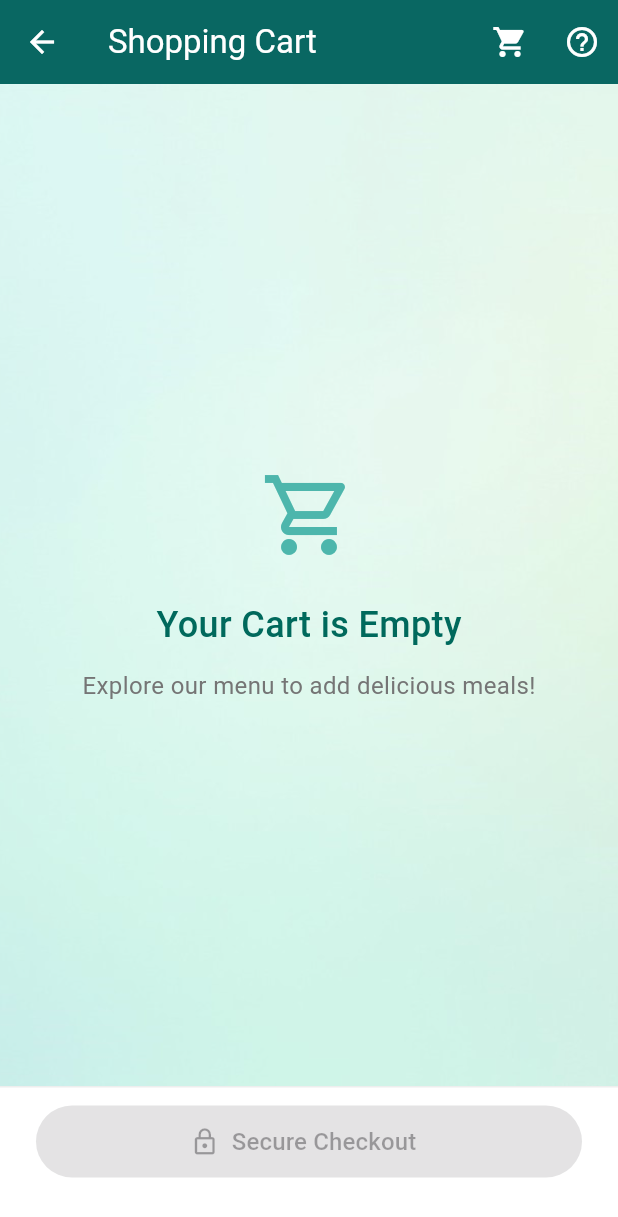
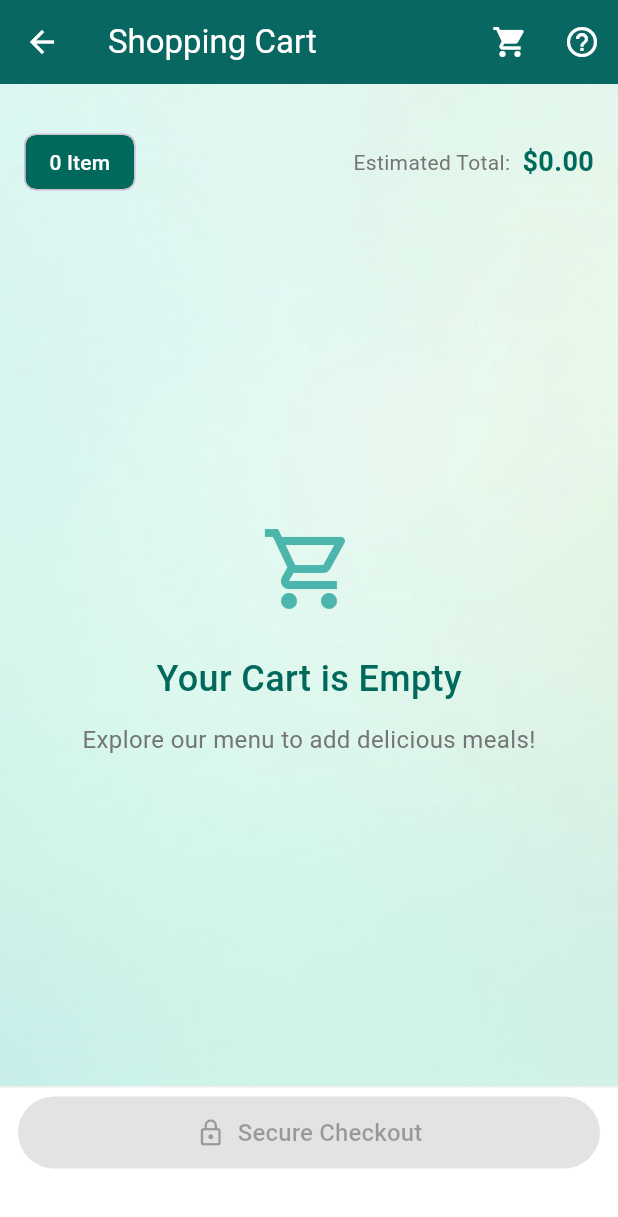
Before and after one commit to Chwezi-Creatives/ZINZI, a Flutter app: the FavoritesScreen screen opened directly, after a tap on the "shopping cart" icon, on a phone screen of 412 x 824 dp. Shown: the top 1217 px of the screen. Run offline on Flutter 3.47's test engine with Material 3 defaults, Android fonts, the light colour scheme and no system bars; our stand-ins replace fl_chart, flutter_dotenv, shared_preferences, webview_flutter; missing offline and left inert: flutter_stripe; accounts and stored records are empty.

Commit message:
modeled the shopping cart to expect best served with data along the main meal being added to cart. implemented functions/methods of thi class to enable this to happen

```diff
--- a/lib/cart.dart
+++ b/lib/cart.dart
@@ -4,13 +4,12 @@ import 'package:zinzi2/checkout.dart';
 class ShoppingCart {
   static List<Map<String, dynamic>> items = [];
 
-  static void addItem(String title, double price, {int quantity = 1}) {
-    final existingItemIndex =
-        items.indexWhere((item) => item['title'] == title);
+  static void addItem(String title, double price, {int quantity = 1, List<Map<String, dynamic>>? bestServedWith, required selectedChef}) {
+    final existingItemIndex = items.indexWhere((item) => item['title'] == title);
     if (existingItemIndex != -1) {
       items[existingItemIndex]['quantity'] += quantity;
     } else {
-      items.add({'title': title, 'price': price, 'quantity': quantity});
+      items.add({'title': title, 'price': price, 'quantity': quantity, 'bestServedWith': bestServedWith});
     }
   }
 
@@ -19,8 +18,7 @@ class ShoppingCart {
   }
 
   static double getTotal() {
-    return items.fold(
-        0, (sum, item) => sum + (item['price'] * item['quantity']));
+    return items.fold(0, (sum, item) => sum + (item['price'] * item['quantity']));
   }
 
   static void clearCart() {
@@ -32,8 +30,7 @@ class ShoppingCart {
   }
 
   static void updateQuantity(String title, int newQuantity) {
-    final existingItemIndex =
-        items.indexWhere((item) => item['title'] == title);
+    final existingItemIndex = items.indexWhere((item) => item['title'] == title);
     if (existingItemIndex != -1) {
       if (newQuantity > 0) {
         items[existingItemIndex]['quantity'] = newQuantity;
@@ -54,7 +51,7 @@ class Favorites {
   }
 
   static void addToCart(String title, double price, {int quantity = 1}) {
-    ShoppingCart.addItem(title, price, quantity: quantity);
+    ShoppingCart.addItem(title, price, quantity: quantity, selectedChef: 'defaultChef');
   }
 
   static List<Map<String, dynamic>> getItems() {
@@ -68,6 +65,10 @@ class Favorites {
   static void removeItem(String title) {
     items.removeWhere((item) => item['title'] == title);
   }
+
+  static bool isFavorite(String title) {
+    return items.any((meal) => meal['title'] == title);
+  }
 }
 
 class ShoppingCartScreen extends StatefulWidget {
@@ -76,6 +77,8 @@ class ShoppingCartScreen extends StatefulWidget {
 }
 
 class _ShoppingCartScreenState extends State<ShoppingCartScreen> {
+  List<String> bestServedWithInCart = [];
+
   void _refreshCart() {
     setState(() {});
   }
@@ -97,9 +100,7 @@ class _ShoppingCartScreenState extends State<ShoppingCartScreen> {
             onPressed: () {
               Navigator.pushReplacement(
                 context,
-                MaterialPageRoute(
-                  builder: (context) => ShoppingCartScreen(),
-                ),
+                MaterialPageRoute(builder: (context) => ShoppingCartScreen()),
               );
             },
           ),
@@ -121,57 +122,22 @@ class _ShoppingCartScreenState extends State<ShoppingCartScreen> {
             ),
           ),
         ),
+        child: Padding(
+          padding: const EdgeInsets.all(16.0), // Matching MealDetailScreen
+          child: Column(
+            crossAxisAlignment: CrossAxisAlignment.start, // Aligning to start
+            children: [
+              _buildCartHeader(cartItems, totalAmount),
+              _buildBestServedWith(cartItems),
+              Expanded(
                 child: cartItems.isEmpty
-            ? Center(
-                child: Column(
-                  mainAxisAlignment: MainAxisAlignment.center,
-                  children: [
-                    Icon(Icons.shopping_cart_outlined,
-                        size: 64, color: Colors.teal[300]),
-                    SizedBox(height: 24),
-                    Text('Your Cart is Empty',
-                        style: TextStyle(
-                            fontSize: 24,
-                            fontWeight: FontWeight.w500,
-                            color: Colors.teal[800])),
-                    SizedBox(height: 12),
-                    Text('Explore our menu to add delicious meals!',
-                        style:
-                            TextStyle(fontSize: 16, color: Colors.grey[600])),
-                  ],
-                ),
-              )
-            : Column(
-                children: [
-                  Padding(
-                    padding: EdgeInsets.symmetric(vertical: 12, horizontal: 24),
-                    child: Row(
-                      children: [
-                        Chip(
-                          label: Text(
-                              '${cartItems.length} ${cartItems.length > 1 ? 'Items' : 'Item'}',
-                              style: TextStyle(color: Colors.white)),
-                          backgroundColor: Colors.teal[800],
-                        ),
-                        Spacer(),
-                        Text('Estimated Total:',
-                            style: TextStyle(color: Colors.grey[600])),
-                        SizedBox(width: 8),
-                        Text('\$${totalAmount.toStringAsFixed(2)}',
-                            style: TextStyle(
-                                fontSize: 18,
-                                fontWeight: FontWeight.bold,
-                                color: Colors.teal[800])),
-                      ],
-                    ),
-                  ),
-                  Expanded(
-                    child: ListView.separated(
-                      padding:
-                          EdgeInsets.symmetric(horizontal: 20, vertical: 12),
+                    ? _buildEmptyCart()
+                    : ListView.separated(
+                        shrinkWrap: true,
+                        physics: AlwaysScrollableScrollPhysics(),
+                        padding: EdgeInsets.symmetric(vertical: 12),
                         itemCount: cartItems.length,
-                      separatorBuilder: (context, index) =>
-                          Divider(height: 24, color: Colors.grey[200]),
+                        separatorBuilder: (context, index) => Divider(height: 24, color: Colors.grey[200]),
                         itemBuilder: (context, index) {
                           return _buildCartItemCard(cartItems[index], context);
                         },
@@ -180,9 +146,155 @@ class _ShoppingCartScreenState extends State<ShoppingCartScreen> {
             ],
           ),
         ),
-      bottomNavigationBar: Container(
+      ),
+      bottomNavigationBar: _buildCheckoutButton(cartItems),
+    );
+  }
+
+  Widget _buildEmptyCart() {
+    return Center(
+      child: Column(
+        mainAxisAlignment: MainAxisAlignment.center,
+        children: [
+          Icon(Icons.shopping_cart_outlined, size: 64, color: Colors.teal[300]),
+          SizedBox(height: 24),
+          Text(
+            'Your Cart is Empty',
+            style: TextStyle(fontSize: 24, fontWeight: FontWeight.w500, color: Colors.teal[800]),
+          ),
+          SizedBox(height: 12),
+          Text(
+            'Explore our menu to add delicious meals!',
+            style: TextStyle(fontSize: 16, color: Colors.grey[600]),
+          ),
+        ],
+      ),
+    );
+  }
+
+  Widget _buildCartHeader(List<Map<String, dynamic>> cartItems, double totalAmount) {
+    return Padding(
+      padding: const EdgeInsets.symmetric(vertical: 12), // Adjusted to match
+      child: Row(
+        children: [
+          Chip(
+            label: Text(
+              '${cartItems.length} ${cartItems.length > 1 ? 'Items' : 'Item'}',
+              style: TextStyle(color: Colors.white),
+            ),
+            backgroundColor: Colors.teal[800],
+          ),
+          Spacer(),
+          Text('Estimated Total:', style: TextStyle(color: Colors.grey[600])),
+          SizedBox(width: 8),
+          Text(
+            '\$${totalAmount.toStringAsFixed(2)}',
+            style: TextStyle(fontSize: 18, fontWeight: FontWeight.bold, color: Colors.teal[800]),
+          ),
+        ],
+      ),
+    );
+  }
+
+  Widget _buildBestServedWith(List<Map<String, dynamic>> cartItems) {
+    List<Map<String, dynamic>> bestServedWithItems = [];
+
+    for (var item in cartItems) {
+      if (item['bestServedWith'] != null && item['bestServedWith'].isNotEmpty) {
+        bestServedWithItems.addAll(item['bestServedWith']);
+      }
+    }
+
+    if (bestServedWithItems.isEmpty) {
+      return SizedBox.shrink();
+    }
+
+    return Padding(
+      padding: const EdgeInsets.all(8.0), // Adjusted padding
+      child: Column(
+        crossAxisAlignment: CrossAxisAlignment.start,
+        children: [
+          Text('Best Served With:', style: TextStyle(fontSize: 17, fontWeight: FontWeight.w600)),
+          SizedBox(height: 10),
+          SizedBox(
+            height: 130,
+            child: ListView.builder(
+              scrollDirection: Axis.horizontal,
+              itemCount: bestServedWithItems.length,
+              itemBuilder: (context, index) {
+                final item = bestServedWithItems[index];
+                bool isItemInCart = bestServedWithInCart.contains(item['title']);
+
+                return GestureDetector(
+                  onTap: () {
+                    setState(() {
+                      if (isItemInCart) {
+                        bestServedWithInCart.remove(item['title']);
+                        ShoppingCart.updateQuantity(item['title'], 0);
+                        ScaffoldMessenger.of(context).showSnackBar(SnackBar(content: Text('${item['title']} removed from cart!')));
+                      } else {
+                        bestServedWithInCart.add(item['title']);
+                        ShoppingCart.addItem(item['title'], item['price'], selectedChef: 'defaultChef');
+                        ScaffoldMessenger.of(context).showSnackBar(SnackBar(content: Text('${item['title']} added to cart!')));
+                      }
+                    });
+                  },
+                  child: Stack(
+                    children: [
+                      Container(
+                        width: 100,
+                        margin: EdgeInsets.only(right: 10),
+                        decoration: BoxDecoration(
+                          borderRadius: BorderRadius.circular(10),
+                          color: Colors.white,
+                          boxShadow: [BoxShadow(color: Colors.black12, blurRadius: 6, offset: Offset(0, 2))],
+                        ),
+                        child: Column(
+                          children: [
+                            ClipRRect(
+                              borderRadius: BorderRadius.vertical(top: Radius.circular(10)),
+                              child: Image.asset(item['image'], height: 75, width: 100, fit: BoxFit.cover),
+                            ),
+                            Padding(
+                              padding: const EdgeInsets.all(4.0),
+                              child: Text(item['title'], style: TextStyle(fontWeight: FontWeight.bold)),
+                            ),
+                            Text('\$${(item['price'] as double? ?? 0).toStringAsFixed(2)}', style: TextStyle(color: Colors.grey[600])),
+                          ],
+                        ),
+                      ),
+                      Positioned(
+                        right: 8,
+                        top: 8,
+                        child: Container(
+                          width: 30,
+                          height: 30,
+                          decoration: BoxDecoration(
+                            shape: BoxShape.circle,
+                            color: Colors.orange,
+                          ),
+                          child: Icon(
+                            isItemInCart ? Icons.check : Icons.add,
+                            color: Colors.white,
+                            size: 20,
+                          ),
+                        ),
+                      ),
+                    ],
+                  ),
+                );
+              },
+            ),
+          ),
+        ],
+      ),
+    );
+  }
+
+  Widget _buildCheckoutButton(List<Map<String, dynamic>> cartItems) {
+  return Container(
     height: 100,
-        padding: EdgeInsets.symmetric(horizontal: 24, vertical: 12),
+    padding: EdgeInsets.symmetric(horizontal: 12, vertical: 6), // Reduced vertical padding
     decoration: BoxDecoration(
       color: Colors.white,
       border: Border(top: BorderSide(color: Colors.grey[200]!)),
@@ -196,15 +308,14 @@ class _ShoppingCartScreenState extends State<ShoppingCartScreen> {
             backgroundColor: Colors.teal[800],
             foregroundColor: Colors.white,
             minimumSize: Size(double.infinity, 48),
+            padding: EdgeInsets.symmetric(horizontal: 16, vertical: 8), // Reduced vertical padding
             shape: RoundedRectangleBorder(
               borderRadius: BorderRadius.circular(25),
             ),
           ),
-              onPressed:
-                  cartItems.isNotEmpty ? () => _handleCheckout(context) : null,
+          onPressed: cartItems.isNotEmpty ? () => _handleCheckout(context) : null,
         ),
       ],
-        ),
     ),
   );
 }
@@ -222,34 +333,23 @@ class _ShoppingCartScreenState extends State<ShoppingCartScreen> {
         ),
         child: Icon(Icons.delete_forever, color: Colors.red[600], size: 32),
       ),
-      confirmDismiss: (direction) =>
-          _confirmItemRemoval(context, item['title']),
+      confirmDismiss: (direction) => _confirmItemRemoval(context, item['title']),
       child: Container(
         decoration: BoxDecoration(
           color: Colors.white,
           borderRadius: BorderRadius.circular(12),
-          boxShadow: [
-            BoxShadow(
-              color: Colors.black12,
-              blurRadius: 6,
-              offset: Offset(0, 2),
-            ),
-          ],
+          boxShadow: [BoxShadow(color: Colors.black12, blurRadius: 6, offset: Offset(0, 2))],
         ),
         child: ListTile(
           contentPadding: EdgeInsets.symmetric(horizontal: 16, vertical: 8),
-          leading: Icon(Icons.check_circle_outline,
-              color: Colors.teal[400], size: 28),
-          title: Text(item['title'],
-              style: TextStyle(fontSize: 16, fontWeight: FontWeight.w500)),
-          subtitle: Text('In Stock • Ready to Ship',
-              style: TextStyle(color: Colors.green[600], fontSize: 12)),
+          leading: Icon(Icons.check_circle_outline, color: Colors.teal[400], size: 28),
+          title: Text(item['title'], style: TextStyle(fontSize: 16, fontWeight: FontWeight.w500)),
+          subtitle: Text('In Stock • Ready to Ship', style: TextStyle(color: Colors.green[600], fontSize: 12)),
           trailing: Column(
             mainAxisAlignment: MainAxisAlignment.center,
             crossAxisAlignment: CrossAxisAlignment.end,
             children: [
-              Text('\$${(item['price'] * item['quantity']).toStringAsFixed(2)}',
-                  style: TextStyle(fontSize: 16, fontWeight: FontWeight.bold)),
+              Text('\$${(item['price'] * item['quantity']).toStringAsFixed(2)}', style: TextStyle(fontSize: 16, fontWeight: FontWeight.bold)),
               SizedBox(height: 4),
               _buildQuantityControls(item),
             ],
@@ -312,32 +412,11 @@ class _ShoppingCartScreenState extends State<ShoppingCartScreen> {
     );
   }
 
-  void showCustomSnackBar(BuildContext context, String message) {
-    final snackBar = SnackBar(
-      behavior: SnackBarBehavior.floating,
-      margin:
-          EdgeInsets.only(top: 16.0, left: 16.0, right: 16.0, bottom: 110.0),
-      backgroundColor: Colors.teal,
-      shape: RoundedRectangleBorder(
-        borderRadius: BorderRadius.circular(12.0),
-      ),
-      content: Text(
-        message,
-        style: TextStyle(color: Colors.white, fontWeight: FontWeight.bold),
-      ),
-    );
-
-    ScaffoldMessenger.of(context)
-      ..hideCurrentSnackBar()
-      ..showSnackBar(snackBar);
-  }
-
   void _handleCheckout(BuildContext context) {
     if (ShoppingCart.getItems().isEmpty) {
       ScaffoldMessenger.of(context).showSnackBar(
         SnackBar(
-          content: Text('Your cart is empty. Please add items to checkout.',
-              style: TextStyle(color: Colors.white)),
+          content: Text('Your cart is empty. Please add items to checkout.', style: TextStyle(color: Colors.white)),
           backgroundColor: Colors.teal[800],
           shape: RoundedRectangleBorder(
             borderRadius: BorderRadius.circular(10.0),
@@ -348,8 +427,7 @@ class _ShoppingCartScreenState extends State<ShoppingCartScreen> {
       Navigator.pushReplacement(
         context,
         MaterialPageRoute(
-          builder: (context) =>
-              CheckoutScreen(cartItems: ShoppingCart.getItems()),
+          builder: (context) => CheckoutScreen(cartItems: ShoppingCart.getItems()),
         ),
       );
     }
@@ -360,8 +438,7 @@ class _ShoppingCartScreenState extends State<ShoppingCartScreen> {
       context: context,
       builder: (context) => AlertDialog(
         title: Text('Cart Help'),
-        content:
-            Text('Need assistance with your shopping cart? Contact support.'),
+        content: Text('Need assistance with your shopping cart? Contact support.'),
         actions: [
           TextButton(
             onPressed: () => Navigator.of(context).pop(),
@@ -390,9 +467,7 @@ class FavoritesScreen extends StatelessWidget {
             onPressed: () {
               Navigator.pushReplacement(
                 context,
-                MaterialPageRoute(
-                  builder: (context) => ShoppingCartScreen(),
-                ),
+                MaterialPageRoute(builder: (context) => ShoppingCartScreen()),
               );
             },
           ),
@@ -417,18 +492,11 @@ class FavoritesScreen extends StatelessWidget {
                       child: Column(
                         mainAxisAlignment: MainAxisAlignment.center,
                         children: [
-                          Icon(Icons.favorite_border_rounded,
-                              size: 64, color: Colors.teal[300]),
+                          Icon(Icons.favorite_border_rounded, size: 64, color: Colors.teal[300]),
                           SizedBox(height: 24),
-                          Text('No Favorites Yet',
-                              style: TextStyle(
-                                  fontSize: 24,
-                                  fontWeight: FontWeight.w500,
-                                  color: Colors.teal[800])),
+                          Text('No Favorites Yet', style: TextStyle(fontSize: 24, fontWeight: FontWeight.w500, color: Colors.teal[800])),
                           SizedBox(height: 12),
-                          Text('Tap the heart icon to save your favorite meals',
-                              style: TextStyle(
-                                  fontSize: 16, color: Colors.grey[600])),
+                          Text('Tap the heart icon to save your favorite meals', style: TextStyle(fontSize: 16, color: Colors.grey[600])),
                         ],
                       ),
                     )
@@ -442,29 +510,29 @@ class FavoritesScreen extends StatelessWidget {
                       ),
                       itemCount: favoritesItems.length,
                       itemBuilder: (context, index) {
-                        return _buildFavoriteItemCard(
-                            favoritesItems[index], context);
+                        final item = favoritesItems[index];
+                        return Card(
+                          child: Column(
+                            mainAxisAlignment: MainAxisAlignment.center,
+                            children: [
+                              Image.asset(item['image'], fit: BoxFit.cover),
+                              SizedBox(height: 4),
+                              Text(item['title'], style: TextStyle(fontSize: 14, fontWeight: FontWeight.w500)),
+                              SizedBox(height: 4),
+                              Text('\$${item['price'].toStringAsFixed(2)}',
+                                  style: TextStyle(fontSize: 14, fontWeight: FontWeight.bold, color: Colors.teal[800])),
+                              ElevatedButton(
+                                onPressed: () {
+                                  Favorites.addToCart(item['title'], item['price']);
+                                  ScaffoldMessenger.of(context).showSnackBar(SnackBar(
+                                    content: Text('${item['title']} added to cart!'),
+                                    backgroundColor: Colors.teal[800],
+                                  ));
                                 },
+                                child: Text('Add to Cart'),
+                                style: ElevatedButton.styleFrom(backgroundColor: Colors.teal[800]),
                               ),
-            ),
-            Padding(
-              padding: EdgeInsets.symmetric(horizontal: 24, vertical: 12),
-              child: ElevatedButton.icon(
-                icon: Icon(Icons.shopping_cart, size: 20),
-                label: Text('Go to Cart', style: TextStyle(fontSize: 16)),
-                style: ElevatedButton.styleFrom(
-                  backgroundColor: Colors.teal[800],
-                  foregroundColor: Colors.white,
-                  minimumSize: Size(double.infinity, 48),
-                  shape: RoundedRectangleBorder(
-                    borderRadius: BorderRadius.circular(25),
-                  ),
-                ),
-                onPressed: () {
-                  Navigator.pushReplacement(
-                    context,
-                    MaterialPageRoute(
-                      builder: (context) => ShoppingCartScreen(),
+                            ],
                           ),
                         );
                       },
@@ -475,103 +543,4 @@ class FavoritesScreen extends StatelessWidget {
       ),
     );
   }
-
-  Widget _buildFavoriteItemCard(
-      Map<String, dynamic> item, BuildContext context) {
-    return Card(
-      elevation: 4,
-      shape: RoundedRectangleBorder(borderRadius: BorderRadius.circular(15)),
-      child: Column(
-        crossAxisAlignment: CrossAxisAlignment.stretch,
-        children: [
-          Expanded(
-            child: ClipRRect(
-              borderRadius: BorderRadius.vertical(top: Radius.circular(15)),
-              child: Image.asset(
-                item['image'] ?? 'assets/images/meal_placeholder.jpg',
-                fit: BoxFit.cover,
-              ),
-            ),
-          ),
-          Padding(
-            padding: EdgeInsets.all(12),
-            child: Column(
-              crossAxisAlignment: CrossAxisAlignment.start,
-              children: [
-                Text(item['title'],
-                    style: TextStyle(fontSize: 14, fontWeight: FontWeight.w600),
-                    maxLines: 1,
-                    overflow: TextOverflow.ellipsis),
-                SizedBox(height: 6),
-                Text('\$${item['price'].toStringAsFixed(2)}',
-                    style: TextStyle(fontSize: 14, color: Colors.teal[800])),
-                SizedBox(height: 12),
-                Row(
-                  children: [
-                    Expanded(
-                      child: ElevatedButton(
-                        style: ElevatedButton.styleFrom(
-                          backgroundColor: Colors.teal[800],
-                          foregroundColor: Colors.white,
-                          padding: EdgeInsets.symmetric(vertical: 8),
-                          shape: RoundedRectangleBorder(
-                            borderRadius: BorderRadius.circular(8),
-                          ),
-                        ),
-                        child:
-                            Text('Add to Cart', style: TextStyle(fontSize: 12)),
-                        onPressed: () {
-                          Favorites.addToCart(item['title'], item['price']);
-                          ScaffoldMessenger.of(context).showSnackBar(
-                            SnackBar(
-                              content: Text('${item['title']} added to cart!'),
-                              backgroundColor: Colors.teal[800],
-                              behavior: SnackBarBehavior.floating,
-                              margin: EdgeInsets.only(
-                                  top: 16.0,
-                                  left: 16.0,
-                                  right: 16.0,
-                                  bottom: 110.0),
-                              shape: RoundedRectangleBorder(
-                                borderRadius: BorderRadius.circular(10.0),
-                              ),
-                            ),
-                          );
-                        },
-                      ),
-                    ),
-                    SizedBox(width: 8),
-                    Expanded(
-                      child: ElevatedButton(
-                        style: ElevatedButton.styleFrom(
-                          backgroundColor: Colors.orange,
-                          foregroundColor: Colors.white,
-                          padding: EdgeInsets.symmetric(vertical: 8),
-                          shape: RoundedRectangleBorder(
-                            borderRadius: BorderRadius.circular(8),
-                          ),
-                        ),
-                        child:
-                            Text('Order Now', style: TextStyle(fontSize: 12)),
-                        onPressed: () {
-                          Favorites.addToCart(item['title'], item['price']);
-                          Navigator.pushReplacement(
-                            context,
-                            MaterialPageRoute(
-                              builder: (context) => CheckoutScreen(
-                                  cartItems: ShoppingCart.getItems()),
-                            ),
-                          );
-                        },
-                      ),
-                    ),
-                  ],
-                ),
-              ],
-            ),
-          ),
-        ],
-      ),
-    );
 }
-}
```
Lines whose indentation alone changed are shown as unchanged.
